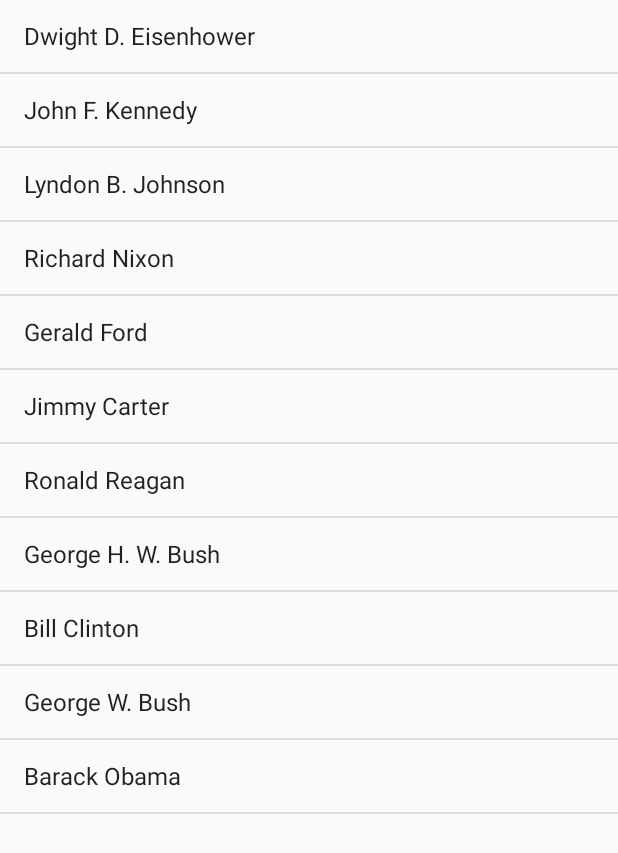
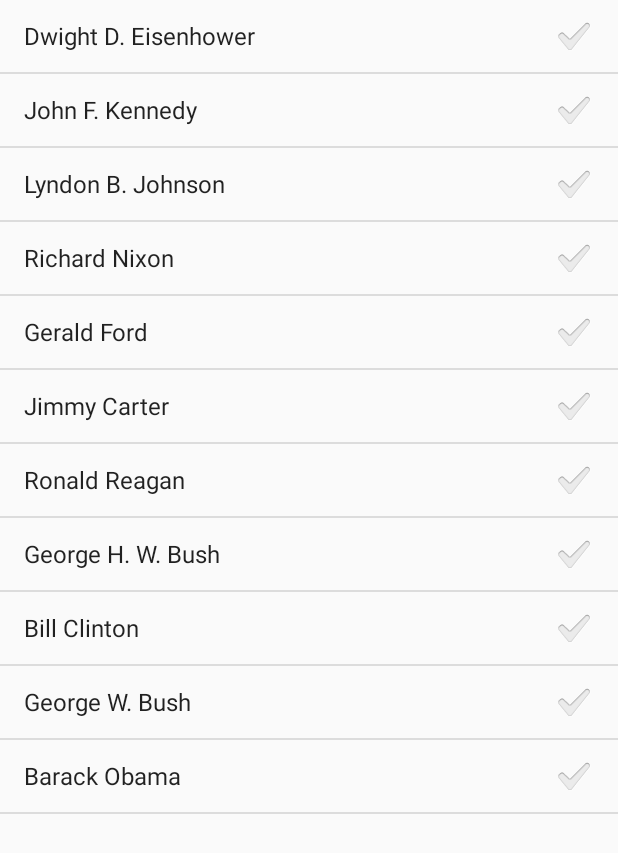
Before and after one commit to Elvensong14/BasicViews5_4, an Android app: the screen it shows after launch (MainActivity), on a phone screen of 412 x 824 dp. Shown: the top 853 px of the screen. Run offline under Robolectric (Android 15) with nearby library versions, the phone set to English and light mode, and no system bars.

Commit message:
BasicViews5.2: Enabling Filtering and Multi-Item Support in the ListView

```diff
--- a/app/src/main/java/space/elvensong/basicviews5/MainActivity.java
+++ b/app/src/main/java/space/elvensong/basicviews5/MainActivity.java
@@ -28,7 +28,10 @@ public class MainActivity extends ListActivity {
     protected void onCreate(Bundle savedInstanceState) {
         super.onCreate(savedInstanceState);
 
-        setListAdapter(new ArrayAdapter<String>(this, android.R.layout.simple_list_item_1, presidents));
+        ListView lstView = getListView();
+        lstView.setChoiceMode(ListView.CHOICE_MODE_MULTIPLE);
+        lstView.setTextFilterEnabled(true);
+        setListAdapter(new ArrayAdapter<String>(this, android.R.layout.simple_list_item_checked, presidents));
     }
 
     public void onListItemClick(ListView parent, View v, int position, long id)  {
```
